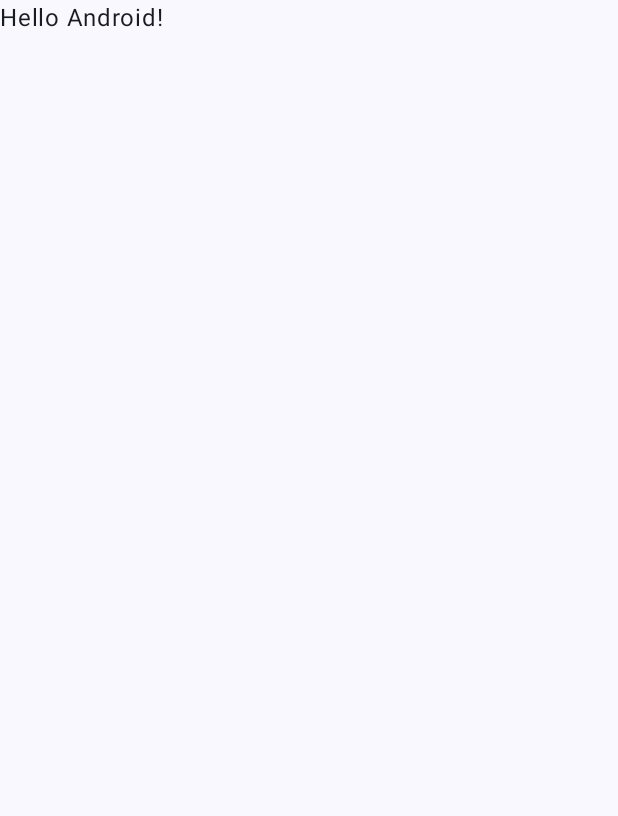
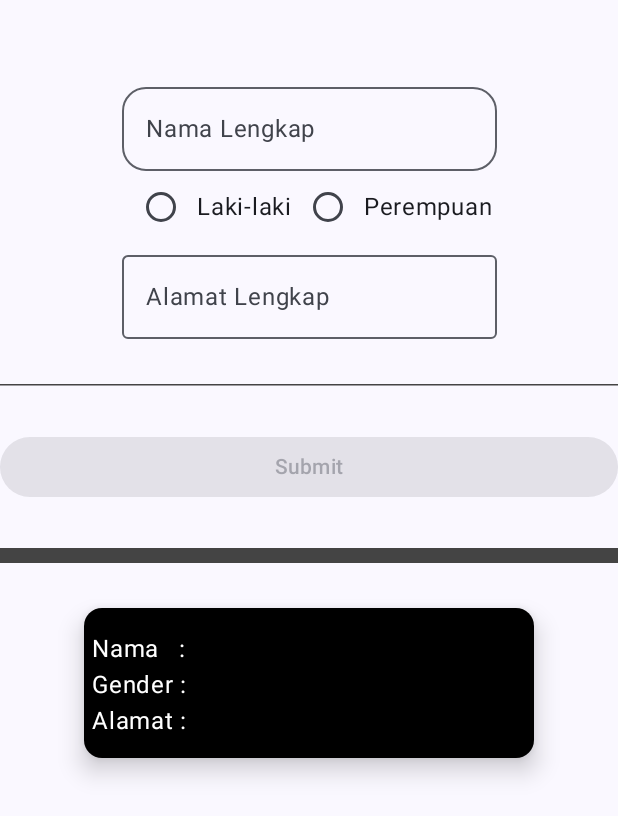
Before and after one commit to naxsyambis/QuestUserInput_163, an Android app built with Jetpack Compose: the screen it shows after launch (MainActivity), on a phone screen of 412 x 824 dp. Before the commit the part shown is almost empty. Shown: the top 816 px of the screen. Run offline under Robolectric (Android 15) with nearby library versions, the phone set to English and light mode, and no system bars.

Commit message:
memperbaiki nama fungsi dan memanggil fungsi di main activity

```diff
--- a/app/src/main/java/com/example/questuserinput_163/MainActivity.kt
+++ b/app/src/main/java/com/example/questuserinput_163/MainActivity.kt
@@ -20,8 +20,7 @@ class MainActivity : ComponentActivity() {
         setContent {
             QuestUserInput_163Theme {
                 Scaffold(modifier = Modifier.fillMaxSize()) { innerPadding ->
-                    Greeting(
-                        name = "Android",
+                    FormaDataDiri(
                         modifier = Modifier.padding(innerPadding)
                     )
                 }
--- a/app/src/main/java/com/example/questuserinput_163/TeksEdit.kt
+++ b/app/src/main/java/com/example/questuserinput_163/TeksEdit.kt
@@ -31,7 +31,7 @@ import androidx.compose.ui.res.stringResource
 import androidx.compose.ui.unit.dp
 
 @Composable
-fun FormatDataDiri(modifier: Modifier
+fun FormaDataDiri(modifier: Modifier
 ){
     //variabel untuk mengingat nilai masukan dari keyboard
     var textNama by remember { mutableStateOf(value = "") }
```
